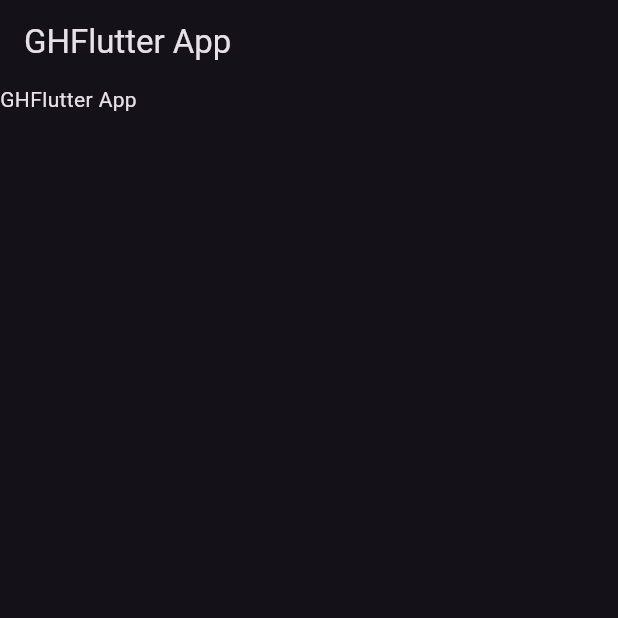
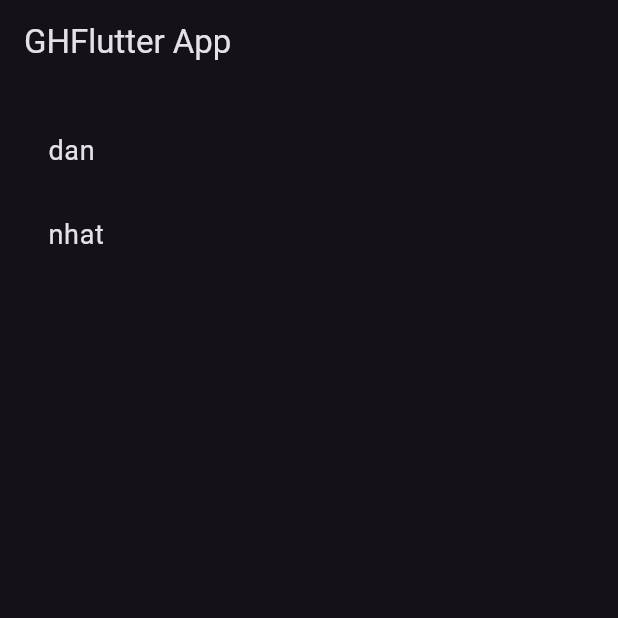
Before and after one commit to ngcdan/flutter_sample, a Flutter app: the screen it shows after launch, on a phone screen of 412 x 824 dp, the top half of it. Run offline on Flutter 3.47's test engine with Material 2 defaults, Android fonts, the phone set to English and light mode, and no system bars.

```diff
--- a/lib/main.dart
+++ b/lib/main.dart
@@ -1,5 +1,7 @@
 import 'package:flutter/material.dart';
 import 'strings.dart' as strings;
+import 'dart:convert';
+import 'package:http/http.dart' as http;
 
 void main() => runApp(const GHFlutterApp());
 
@@ -26,6 +28,32 @@ class GHFlutter extends StatefulWidget {
 
 // the underscore mean this class is file-private, can't be imported into other files
 class _GHFlutterState extends State<GHFlutter> {
+  // dynamic keyword tells that the list could hold anything
+  var _members = <dynamic>[];
+  final _biggerFont = const TextStyle(fontSize: 18.0);
+
+  Future<void> _loadData() async {
+    //const dataUrl = 'https://api.github.com/orgs/raywenderlich/members';
+    //final response = await http.get(Uri.parse(dataUrl));
+
+    // calling setState to rebuild UI
+    setState(() {
+      //_members = json.decode(response.body) as List;
+      _members = ['dan', 'nhat'];
+    });
+  }
+
+  // method call loadData when state is first created
+  @override
+  void initState() {
+    super.initState();
+    _loadData();
+  }
+
+  Widget _buildRow(int i) {
+    print(_members);
+    return ListTile(title: Text('${_members[i]}', style: _biggerFont));
+  }
 
   // primary place where construct widgets.
   @override
@@ -35,7 +63,12 @@ class _GHFlutterState extends State<GHFlutter> {
       appBar: AppBar(
         title: const Text(strings.appTitle),
       ),
-      body: const Text(strings.appTitle),
+      body: ListView.builder(
+        padding: const EdgeInsets.all(16.0),
+        itemCount: _members.length,
+        itemBuilder: (BuildContext ctx, int pos) {
+         return _buildRow(pos);
+        }),
     );
   }
 }
--- a/pubspec.yaml
+++ b/pubspec.yaml
@@ -36,6 +36,7 @@ dependencies:
   # The following adds the Cupertino Icons font to your application.
   # Use with the CupertinoIcons class for iOS style icons.
   cupertino_icons: ^1.0.2
+  http: ^0.13.3
 
 dev_dependencies:
   flutter_test:
```
Also changed, not shown: pubspec.lock.
